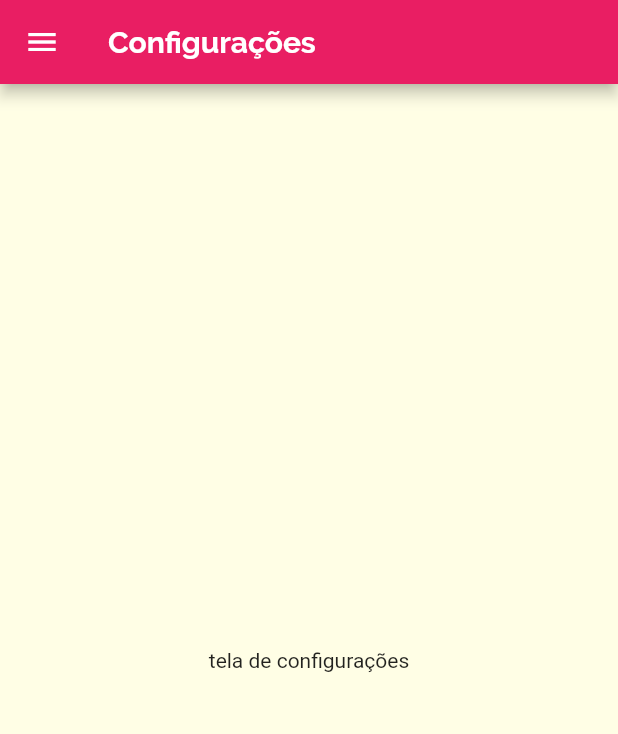
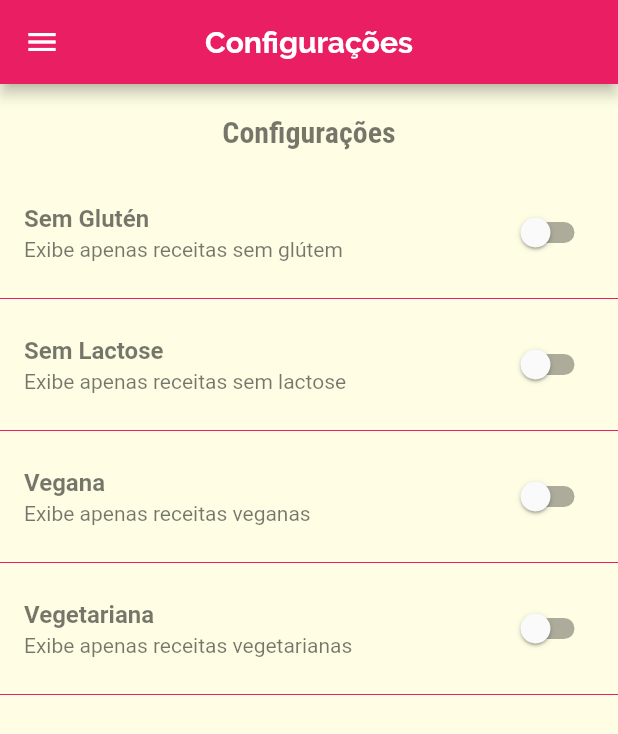
Before and after one commit to Brennez/Flutter-course, a Flutter app: the SettingScreen screen opened by its route, on a phone screen of 412 x 824 dp. Shown: the top 734 px of the screen. Run offline on Flutter 3.47's test engine with Material 2 defaults, Android fonts, the phone set to English and light mode, and no system bars; network calls fail; Roboto replaces fonts that are missing (RobotoCondensed-Regular); statements that could not run were skipped.

```diff
--- /dev/null
+++ b/deli_meals/lib/models/settings.dart
@@ -0,0 +1,13 @@
+class Settings {
+  bool isGlutenFree;
+  bool isLactoseFree;
+  bool isVegan;
+  bool isVegetarian;
+
+  Settings([
+    this.isGlutenFree = false,
+    this.isLactoseFree = false,
+    this.isVegan = false,
+    this.isVegetarian = false,
+  ]);
+}
--- a/deli_meals/lib/screens/categories_screen.dart
+++ b/deli_meals/lib/screens/categories_screen.dart
@@ -8,13 +8,13 @@ class CategoriesScreen extends StatelessWidget {
   @override
   Widget build(BuildContext context) {
     return GridView(
+        padding: const EdgeInsets.all(25),
         gridDelegate: const SliverGridDelegateWithMaxCrossAxisExtent(
           maxCrossAxisExtent: 200,
           childAspectRatio: 3 / 2,
           mainAxisSpacing: 20,
           crossAxisSpacing: 20,
         ),
-        padding: const EdgeInsets.all(25),
         children: DUMMY_CATEGORIES.map((category) {
           return CategoryItem(category: category);
         }).toList());
--- a/deli_meals/lib/screens/settings_screen.dart
+++ b/deli_meals/lib/screens/settings_screen.dart
@@ -1,21 +1,106 @@
 import 'package:deli_meals/components/main_drawer.dart';
+import 'package:deli_meals/models/settings.dart';
 import 'package:flutter/material.dart';
 import '../utils/theme.dart';
 
-class SettingScreen extends StatelessWidget {
-  const SettingScreen({super.key});
+class SettingScreen extends StatefulWidget {
+  final Settings settings;
+  final Function(Settings) onSettingsChange;
+
+  const SettingScreen(
+      {super.key, required this.onSettingsChange, required this.settings});
+
+  @override
+  State<SettingScreen> createState() => _SettingScreenState();
+}
+
+class _SettingScreenState extends State<SettingScreen> {
+  Settings? settings;
+
+  @override
+  void initState() {
+    super.initState();
+    settings = widget.settings;
+  }
+
+  Widget _createSwitch({
+    required String title,
+    required String subtitle,
+    required bool value,
+    required Function(bool) onChanged,
+  }) {
+    return Column(
+      children: [
+        SwitchListTile.adaptive(
+          activeColor: myTheme.primaryColor,
+          value: value,
+          title: Text(
+            title,
+            style: myTheme.textTheme.displaySmall!.copyWith(
+              fontWeight: FontWeight.bold,
+            ),
+          ),
+          subtitle: Text(subtitle),
+          onChanged: (value) {
+            onChanged(value);
+            widget.onSettingsChange(settings!);
+          },
+        ),
+        Divider(
+          color: myTheme.primaryColor,
+        )
+      ],
+    );
+  }
 
   @override
   Widget build(BuildContext context) {
     return Scaffold(
-      appBar: AppBar(
-        backgroundColor: myTheme.primaryColor,
-        title: Text('Configurações'),
-      ),
-      drawer: MainDrawer(),
-      body: Center(
-        child: Text('tela de configurações'),
-      ),
-    );
+        appBar: AppBar(
+          backgroundColor: myTheme.primaryColor,
+          title: const Text('Configurações'),
+          centerTitle: true,
+        ),
+        drawer: MainDrawer(),
+        body: Column(
+          children: [
+            Container(
+              padding: const EdgeInsets.all(20),
+              child: Text(
+                'Configurações',
+                style: myTheme.textTheme.bodyLarge!.copyWith(
+                  color: Colors.black54,
+                ),
+              ),
+            ),
+            _createSwitch(
+              title: 'Sem Glutén',
+              subtitle: 'Exibe apenas receitas sem glútem',
+              value: settings!.isGlutenFree,
+              onChanged: (value) =>
+                  setState(() => settings!.isGlutenFree = value),
+            ),
+            _createSwitch(
+              title: 'Sem Lactose',
+              subtitle: 'Exibe apenas receitas sem lactose',
+              value: settings!.isLactoseFree,
+              onChanged: (value) =>
+                  setState(() => settings!.isLactoseFree = value),
+            ),
+            _createSwitch(
+              title: 'Vegana',
+              subtitle: 'Exibe apenas receitas veganas',
+              value: settings!.isVegan,
+              onChanged: (value) => setState(() => settings!.isVegan = value),
+            ),
+            _createSwitch(
+              title: 'Vegetariana',
+              subtitle: 'Exibe apenas receitas vegetarianas',
+              value: settings!.isVegetarian,
+              onChanged: (value) =>
+                  setState(() => settings!.isVegetarian = value),
+            ),
+          ],
+        ));
   }
 }
```
Also changed, not shown: deli_meals/lib/main.dart (+57 -6 lines), deli_meals/lib/screens/categories_meals_screen.dart (+10 -6 lines), deli_meals/lib/screens/favorite_screens.dart (+24 -4 lines), deli_meals/lib/screens/meal_detail_screen.dart (+25 -4 lines), deli_meals/lib/screens/tabs_screen.dart (+13 -3 lines).
